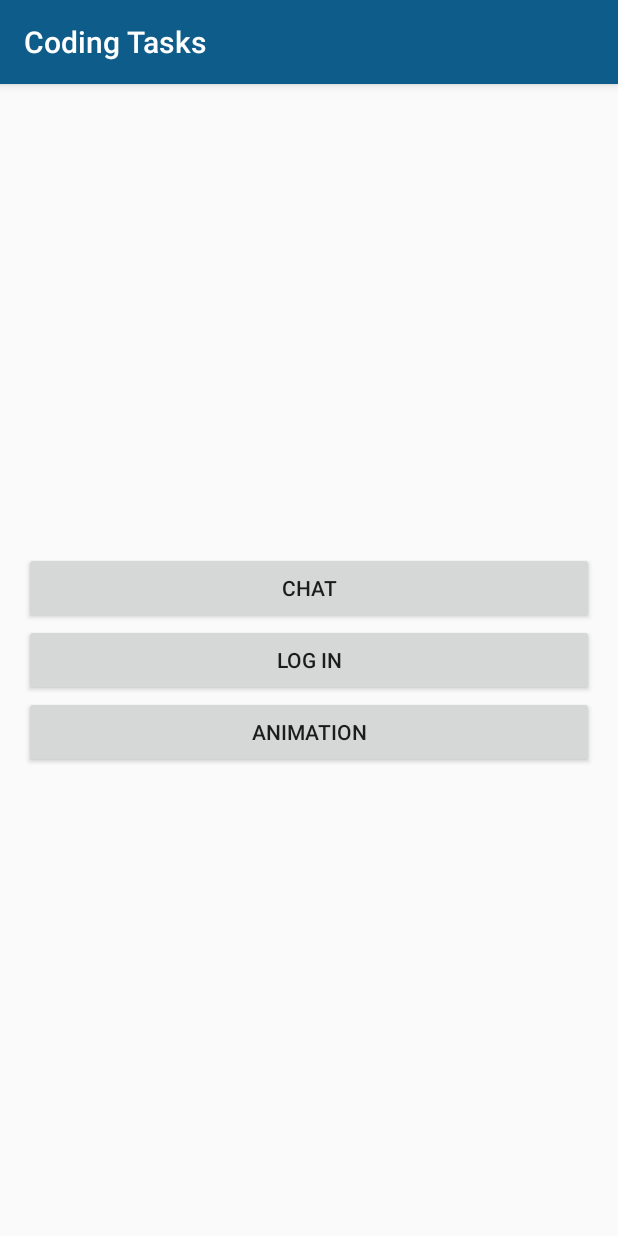
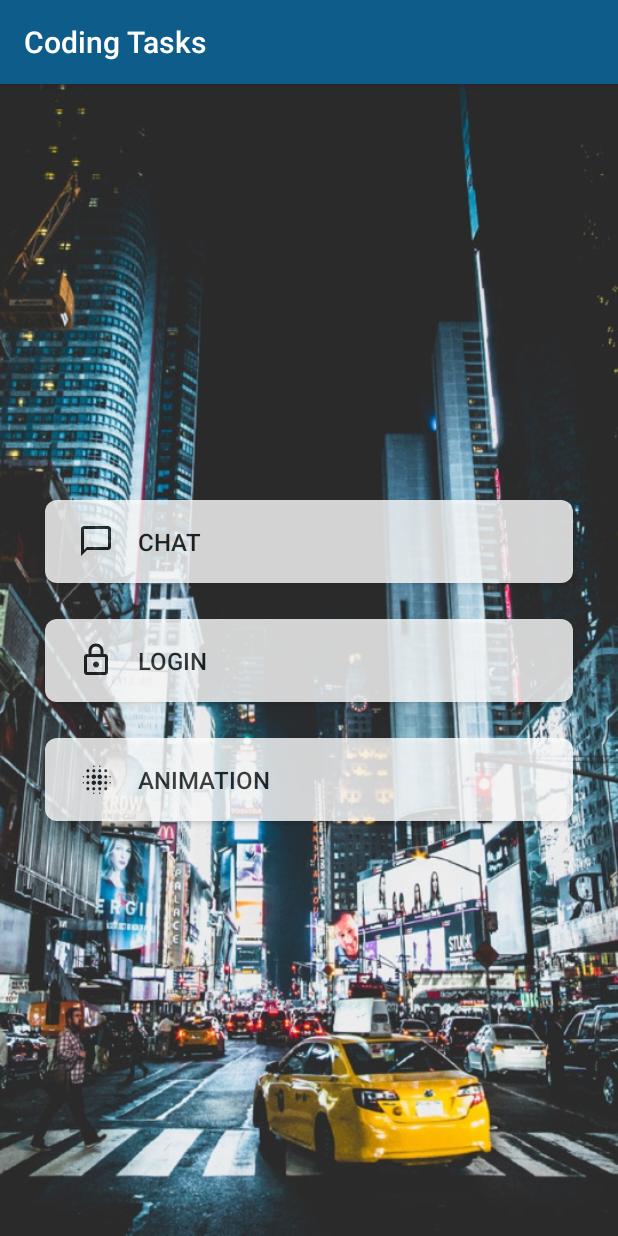
Before and after one commit to ETS-Android2/AndroidTestProject, an Android app: the screen it shows after launch (MainActivity), on a phone screen of 412 x 824 dp. Run offline under Robolectric (Android 15) with nearby library versions, the phone set to English and light mode, and no system bars.

Commit message:
Add background to home view and add formatting to buttons

```diff
--- a/app/src/main/java/com/datechnologies/androidtest/MainActivity.java
+++ b/app/src/main/java/com/datechnologies/androidtest/MainActivity.java
@@ -41,7 +41,7 @@ public class MainActivity extends AppCompatActivity {
          * =========================================================================================
          */
 
-        // TODO: Make the UI look like it does in the mock-up
+        // DONE: Make the UI look like it does in the mock-up
         // TODO: Add a ripple effect when the buttons are clicked
     }
 
--- /dev/null
+++ b/app/src/main/res/drawable/button_rounded.xml
@@ -0,0 +1,5 @@
+<?xml version="1.0" encoding="utf-8"?>
+<shape xmlns:android="http://schemas.android.com/apk/res/android">
+    <corners android:radius="8dp"/>
+    <solid android:color="#FFFFFF" />
+</shape>
--- a/app/src/main/res/layout/activity_main.xml
+++ b/app/src/main/res/layout/activity_main.xml
@@ -3,8 +3,7 @@
     xmlns:tools="http://schemas.android.com/tools"
     android:layout_width="match_parent"
     android:layout_height="match_parent"
-    android:layout_marginLeft="@dimen/activity_horizontal_margin"
-    android:layout_marginRight="@dimen/activity_horizontal_margin"
+    android:background="@drawable/gpc_background"
     tools:context=".MainActivity">
 
     <LinearLayout
@@ -14,25 +13,25 @@
         android:orientation="vertical">
 
         <Button
-            android:layout_width="match_parent"
-            android:layout_height="wrap_content"
+            style="@style/button_home"
+            android:drawableLeft="@drawable/ic_chat"
+            android:layout_marginTop="214dp"
             android:onClick="onChatClicked"
-            android:text="@string/chat_button"
-            android:textSize="@dimen/button_text_size" />
+            android:text="@string/chat_button" />
+
 
         <Button
-            android:layout_width="match_parent"
-            android:layout_height="wrap_content"
+            style="@style/button_home"
+            android:drawableLeft="@drawable/ic_lock"
             android:onClick="onLoginClicked"
-            android:text="@string/login_button"
-            android:textSize="@dimen/button_text_size" />
+            android:text="@string/login_button" />
 
         <Button
-            android:layout_width="match_parent"
-            android:layout_height="wrap_content"
+            style="@style/button_home"
+            android:drawableLeft="@drawable/ic_animation"
+            android:layout_marginBottom="213dp"
             android:onClick="onAnimationClicked"
-            android:text="@string/animation_button"
-            android:textSize="@dimen/button_text_size" />
+            android:text="@string/animation_button" />
 
     </LinearLayout>
 
--- a/app/src/main/res/values/colors.xml
+++ b/app/src/main/res/values/colors.xml
@@ -6,4 +6,5 @@
     <color name="background">#F9F9F9</color>
     <color name="button_blue">#0E5C89</color>
     <color name="chat_text">#1B1E1F</color>
+    <color name="button_text">#FFFFFF</color>
 </resources>
--- a/app/src/main/res/values/dimens.xml
+++ b/app/src/main/res/values/dimens.xml
@@ -4,5 +4,5 @@
     <dimen name="activity_vertical_margin">16dp</dimen>
 
     <!-- Text Sizes -->
-    <dimen name="button_text_size">14sp</dimen>
+    <dimen name="button_text_size">16sp</dimen>
 </resources>
--- a/app/src/main/res/values/strings.xml
+++ b/app/src/main/res/values/strings.xml
@@ -4,7 +4,7 @@
     <!-- Main Screen Strings -->
     <string name="activity_main_title">Coding Tasks</string>
     <string name="chat_button">CHAT</string>
-    <string name="login_button">LOG IN</string>
+    <string name="login_button">LOGIN</string>
     <string name="animation_button">ANIMATION</string>
 
 </resources>
--- a/app/src/main/res/values/styles.xml
+++ b/app/src/main/res/values/styles.xml
@@ -13,4 +13,19 @@
         <item name="android:windowBackground">@drawable/splash_screen</item>
     </style>
 
+    <style name="button_home" parent="TextAppearance.AppCompat.Button">
+        <item name="android:textColor">@color/chat_text</item>
+        <item name="android:textSize">@dimen/button_text_size</item>
+        <item name="android:gravity">left|center_vertical</item>
+        <item name="android:layout_width">match_parent</item>
+        <item name="android:layout_height">55dp</item>
+        <item name="android:layout_marginStart">30dp</item>
+        <item name="android:layout_marginEnd">30dp</item>
+        <item name="android:layout_marginTop">24dp</item>
+        <item name="android:alpha">0.80</item>
+        <item name="android:background">@drawable/button_rounded</item>
+        <item name="android:drawablePadding">16dp</item>
+        <item name="android:paddingStart">22dp</item>
+    </style>
+
 </resources>
```
